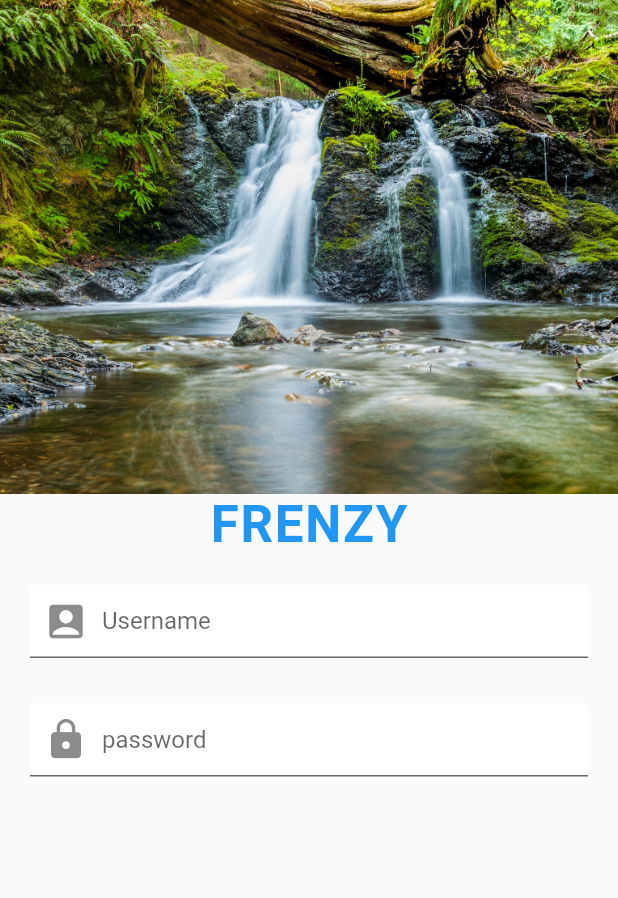
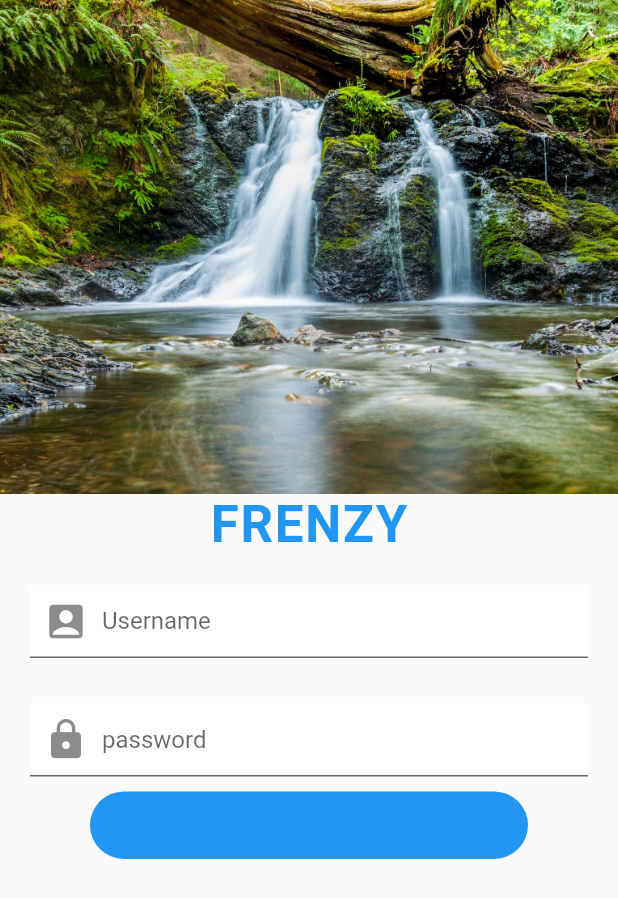
Before and after one commit to aximilli1212/flutter-googles, a Flutter app: the screen it shows after launch, on a phone screen of 412 x 824 dp. Shown: the top 898 px of the screen. Run offline on Flutter 3.47's test engine with Material 2 defaults, Android fonts, the phone set to English and light mode, and no system bars; our stand-ins replace animated_text_kit, audioplayers, cloud_firestore, firebase_auth, flutter_spinkit, font_awesome_flutter and 3 more; accounts and stored records are empty.

Commit message:
add large container for login button

```diff
--- a/frenzy_social/lib/screens/login_screen.dart
+++ b/frenzy_social/lib/screens/login_screen.dart
@@ -58,7 +58,17 @@ class _LoginScreenState extends State<LoginScreen> {
                   ),
                   obscureText: true,
                 ),
-              )
+              ),
+              Container(
+                margin: EdgeInsets.symmetric(horizontal:60),
+                alignment: Alignment.center,
+                height: 45.0,
+                decoration:  BoxDecoration(
+                  color: Theme.of(context).primaryColor,
+                  borderRadius: BorderRadius.circular(30.0),
+                ),
+
+              ),
             ],
           ),
         ),
```
